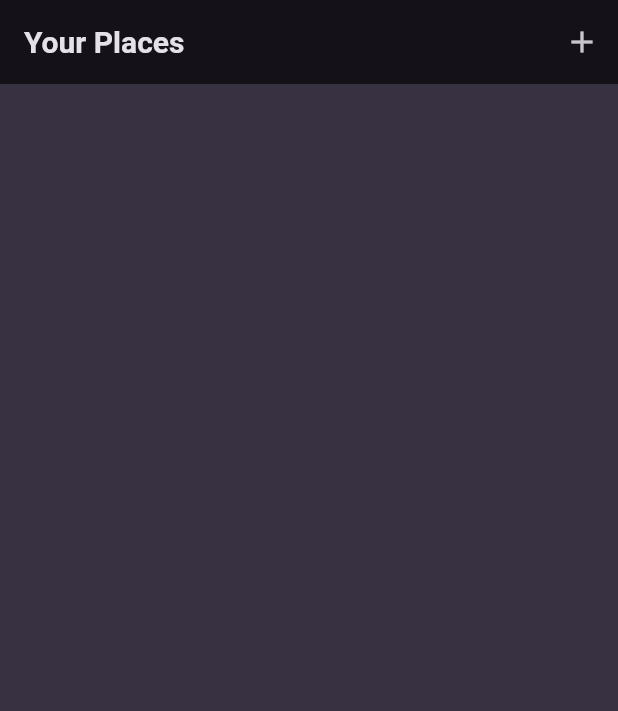
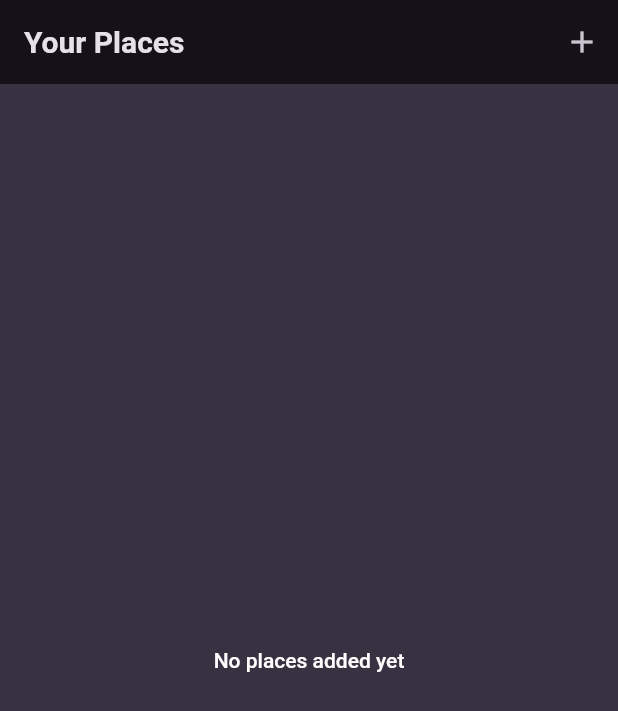
Before and after one commit to mernaislam/Favorite-Places-App, a Flutter app: the screen it shows after launch, on a phone screen of 412 x 824 dp. Shown: the top 711 px of the screen. Run offline on Flutter 3.47's test engine with Material 2 defaults, Android fonts, the phone set to English and light mode, and no system bars; our stand-ins replace flutter_riverpod, google_fonts.

Commit message:
adding favorite places feature

```diff
--- a/favorite_places_app/lib/main.dart
+++ b/favorite_places_app/lib/main.dart
@@ -1,5 +1,6 @@
 import 'package:favorite_places_app/screens/favorites_list_screen.dart';
 import 'package:flutter/material.dart';
+import 'package:flutter_riverpod/flutter_riverpod.dart';
 
 import 'package:google_fonts/google_fonts.dart';
 
@@ -28,7 +29,9 @@ final theme = ThemeData().copyWith(
 
 void main() {
   runApp(
-      const MyApp(),
+    const ProviderScope(
+      child: MyApp(),
+    ),
   );
 }
 
@@ -41,7 +44,7 @@ class MyApp extends StatelessWidget {
       debugShowCheckedModeBanner: false,
       title: 'Great Places',
       theme: theme,
-      home: const FavoriteListScreen(),
+      home: const PlacesListScreen(),
     );
   }
 }
--- a/favorite_places_app/lib/screens/favorites_list_screen.dart
+++ b/favorite_places_app/lib/screens/favorites_list_screen.dart
@@ -1,18 +1,57 @@
+import 'package:favorite_places_app/providers/places_provider.dart';
 import 'package:favorite_places_app/screens/add_place_screen.dart';
+import 'package:favorite_places_app/screens/favorite_place_details.dart';
 import 'package:flutter/material.dart';
+import 'package:flutter_riverpod/flutter_riverpod.dart';
 
-class FavoriteListScreen extends StatefulWidget {
-  const FavoriteListScreen({super.key});
+class PlacesListScreen extends ConsumerStatefulWidget {
+  const PlacesListScreen({super.key});
 
   @override
-  State<FavoriteListScreen> createState() {
+  ConsumerState<PlacesListScreen> createState() {
     return _FavoriteListScreenState();
   }
 }
 
-class _FavoriteListScreenState extends State<FavoriteListScreen> {
+class _FavoriteListScreenState extends ConsumerState<PlacesListScreen> {
   @override
   Widget build(BuildContext context) {
+    final favPlacesList = ref.watch(favPlacesProvider);
+    Widget mainContent;
+    if (favPlacesList.isEmpty) {
+      mainContent = Center(
+        child: Text(
+          'No places added yet',
+          style: Theme.of(context).textTheme.bodyLarge!.copyWith(
+            color: Colors.white
+          ),
+
+        ),
+      );
+    } else {
+      mainContent = ListView.builder(
+        itemCount: favPlacesList.length,
+        itemBuilder: (context, index) => InkWell(
+          onTap: () {
+            Navigator.of(context).push(
+              MaterialPageRoute(
+                builder: (ctx) => FavoritePlaceDetails(
+                  favPlacesList[index],
+                ),
+              ),
+            );
+          },
+          child: ListTile(
+            leading: Text(
+              favPlacesList[index].title,
+              style: Theme.of(context).textTheme.titleLarge!.copyWith(
+                fontWeight: FontWeight.normal,
+              ),
+            ),
+          ),
+        ),
+      );
+    }
     return Scaffold(
       appBar: AppBar(
         title: const Text('Your Places'),
@@ -21,13 +60,15 @@ class _FavoriteListScreenState extends State<FavoriteListScreen> {
             onPressed: () {
               Navigator.of(context).push(
                 MaterialPageRoute(
-                    builder: (ctx) => const AddPlace(),
+                  builder: (ctx) => const AddPlaceScreen(),
                 ),
               );
             },
-              icon: const Icon(Icons.add))
+            icon: const Icon(Icons.add),
+          )
         ],
       ),
+      body: mainContent,
     );
   }
 }
--- a/favorite_places_app/pubspec.yaml
+++ b/favorite_places_app/pubspec.yaml
@@ -38,6 +38,7 @@ dependencies:
   google_fonts: ^5.1.0
   riverpod: ^2.3.6
   flutter_riverpod: ^2.3.6
+  uuid: ^3.0.7
 
 dev_dependencies:
   flutter_test:
```
Also changed, not shown: favorite_places_app/lib/models/place.dart (added, +9 -0 lines), favorite_places_app/lib/providers/places_provider.dart (+5 -4 lines), favorite_places_app/lib/screens/add_place_screen.dart (+19 -5 lines), favorite_places_app/lib/screens/favorite_place_details.dart (added, +16 -0 lines), favorite_places_app/pubspec.lock. Lines whose indentation alone changed are shown as unchanged.
